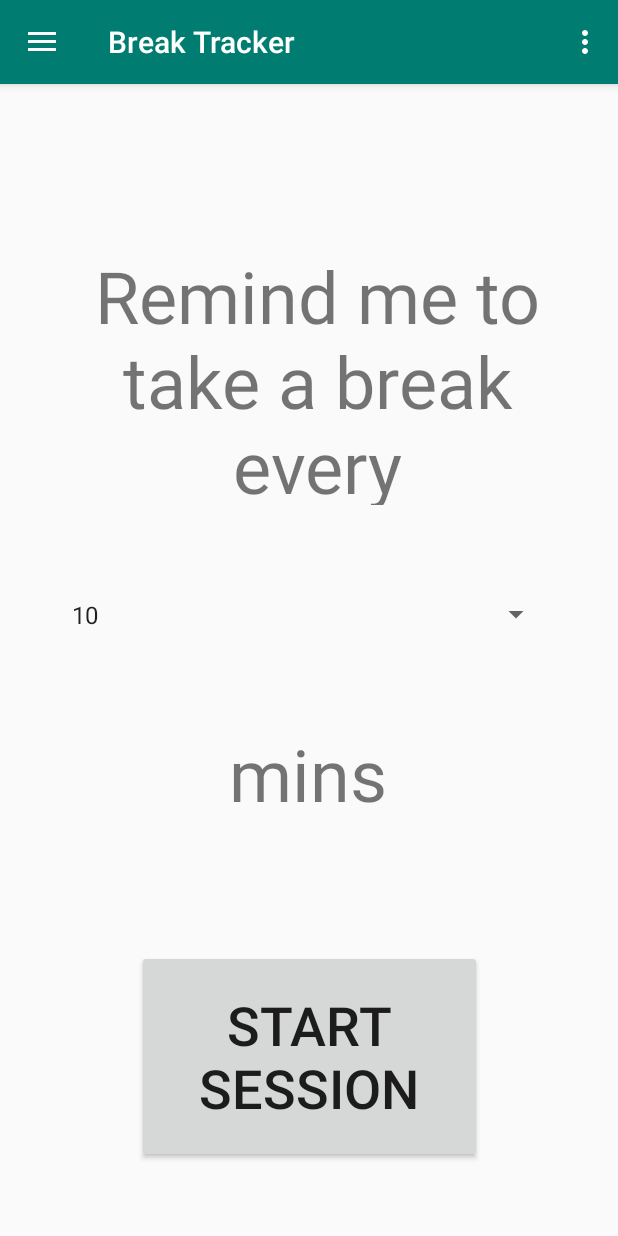
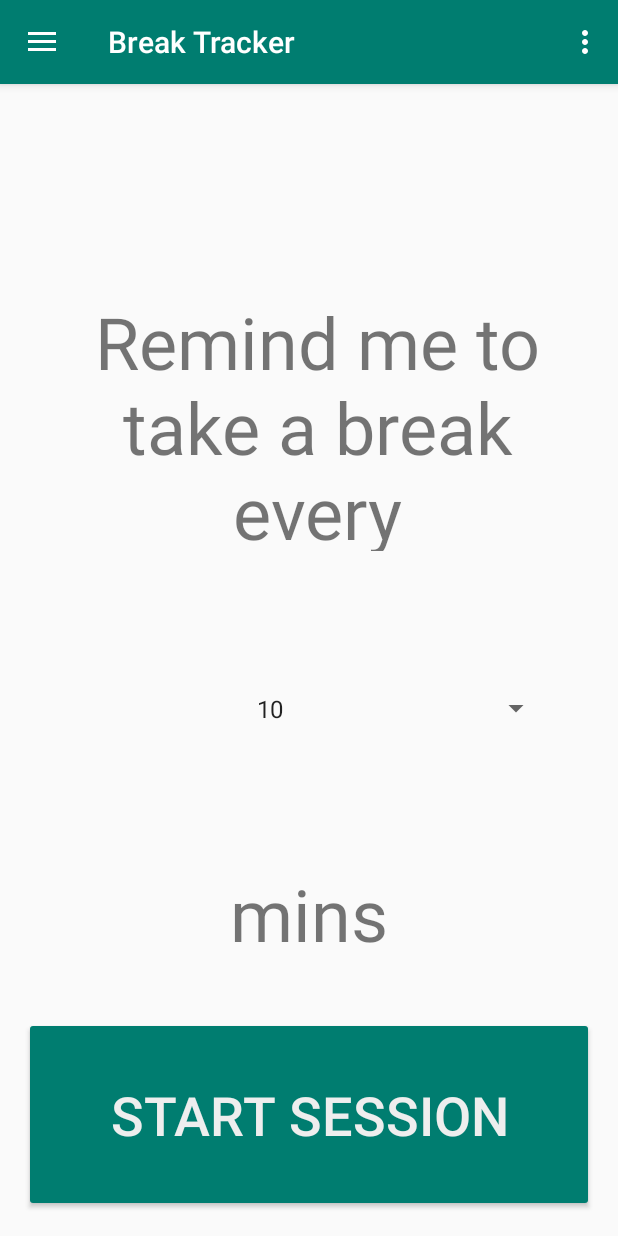
Before and after one commit to Mr-ttaM/CareCompanion, an Android app: the screen it shows after launch (MainActivity), in the side drawer, after a tap on "Break Tracker", on a phone screen of 412 x 824 dp. Run offline under Robolectric (Android 15) with nearby library versions, the phone set to English and light mode, and no system bars; our stand-ins replace navigation-ui.

Commit message:
Fixed up style of button

```diff
--- a/app/src/main/res/layout/fragment_work_tracker.xml
+++ b/app/src/main/res/layout/fragment_work_tracker.xml
@@ -6,23 +6,40 @@
     android:layout_height="match_parent"
     tools:context=".ui.workTracker.WorkTrackerFragment">
 
-    <Button
-        android:id="@+id/break_button"
-        android:layout_width="230dp"
-        android:layout_height="142dp"
-        android:layout_marginStart="80dp"
-        android:layout_marginTop="40dp"
-        android:layout_marginEnd="80dp"
-        android:layout_marginBottom="40dp"
-        android:text="@string/break_reminder_button_text_start"
-        android:textSize="36sp"
-        android:visibility="visible"
-        app:layout_constraintBottom_toBottomOf="parent"
+    <TextView
+        android:id="@+id/break_time_going"
+        android:layout_width="300dp"
+        android:layout_height="wrap_content"
+        android:layout_marginBottom="30dp"
+        android:text="@string/break_reminder_going_text"
+        android:textAlignment="center"
+        android:textSize="28sp"
+        android:visibility="invisible"
+        app:layout_constraintBottom_toTopOf="@+id/break_time_spinner"
         app:layout_constraintEnd_toEndOf="parent"
         app:layout_constraintStart_toStartOf="parent"
-        app:layout_constraintTop_toBottomOf="@+id/break_textview_2"
-        tools:text="@string/break_reminder_button_text_start"
-        tools:visibility="visible" />
+        app:layout_constraintTop_toTopOf="parent"
+        tools:text="@string/break_reminder_going_text"
+        tools:visibility="invisible" />
+
+    <TextView
+        android:id="@+id/break_time_until_next"
+        android:layout_width="300dp"
+        android:layout_height="wrap_content"
+        android:layout_marginStart="10dp"
+        android:layout_marginTop="10dp"
+        android:layout_marginEnd="10dp"
+        android:layout_marginBottom="20dp"
+        android:text="@string/break_reminder_until_next_text"
+        android:textAlignment="center"
+        android:textSize="48sp"
+        android:visibility="invisible"
+        app:layout_constraintBottom_toTopOf="@+id/break_button"
+        app:layout_constraintEnd_toEndOf="parent"
+        app:layout_constraintStart_toStartOf="parent"
+        app:layout_constraintTop_toBottomOf="@+id/break_time_going"
+        tools:text="@string/break_reminder_until_next_text"
+        tools:visibility="invisible" />
 
     <TextView
         android:id="@+id/break_textview_1"
@@ -49,6 +66,7 @@
         android:layout_marginTop="20dp"
         android:layout_marginEnd="40dp"
         android:layout_marginBottom="20dp"
+        android:textAlignment="center"
         app:layout_constraintBottom_toTopOf="@+id/break_textview_2"
         app:layout_constraintEnd_toEndOf="parent"
         app:layout_constraintHorizontal_bias="0.0"
@@ -62,49 +80,31 @@
         android:layout_marginStart="80dp"
         android:layout_marginTop="20dp"
         android:layout_marginEnd="80dp"
-        android:layout_marginBottom="40dp"
         android:text="@string/break_reminder_text_start_2"
         android:textAlignment="center"
         android:textSize="48sp"
         app:layout_constraintBottom_toTopOf="@+id/break_button"
         app:layout_constraintEnd_toEndOf="parent"
-        app:layout_constraintHorizontal_bias="0.444"
         app:layout_constraintStart_toStartOf="parent"
         app:layout_constraintTop_toBottomOf="@+id/break_time_spinner"
         app:layout_constraintVertical_bias="0.146" />
 
-    <TextView
-        android:id="@+id/break_time_until_next"
-        android:layout_width="300dp"
-        android:layout_height="wrap_content"
-        android:layout_marginStart="10dp"
-        android:layout_marginTop="10dp"
-        android:layout_marginEnd="10dp"
-        android:layout_marginBottom="20dp"
-        android:text="@string/break_reminder_until_next_text"
-        android:textAlignment="center"
-        android:textSize="48sp"
-        android:visibility="invisible"
-        app:layout_constraintBottom_toTopOf="@+id/break_button"
+    <Button
+        android:id="@+id/break_button"
+        android:layout_width="0dp"
+        android:layout_height="130dp"
+        android:layout_marginStart="@dimen/activity_horizontal_margin"
+        android:layout_marginEnd="@dimen/activity_horizontal_margin"
+        android:layout_marginBottom="@dimen/activity_vertical_margin"
+        android:backgroundTint="@color/colorPrimary"
+        android:text="@string/break_reminder_button_text_start"
+        android:textColor="@color/light"
+        android:textSize="36sp"
+        android:visibility="visible"
+        app:layout_constraintBottom_toBottomOf="parent"
         app:layout_constraintEnd_toEndOf="parent"
+        app:layout_constraintHorizontal_bias="1.0"
         app:layout_constraintStart_toStartOf="parent"
-        app:layout_constraintTop_toBottomOf="@+id/break_time_going"
-        tools:text="@string/break_reminder_until_next_text"
-        tools:visibility="invisible" />
-
-    <TextView
-        android:id="@+id/break_time_going"
-        android:layout_width="300dp"
-        android:layout_height="wrap_content"
-        android:layout_marginBottom="30dp"
-        android:text="@string/break_reminder_going_text"
-        android:textAlignment="center"
-        android:textSize="28sp"
-        android:visibility="invisible"
-        app:layout_constraintBottom_toTopOf="@+id/break_time_spinner"
-        app:layout_constraintEnd_toEndOf="parent"
-        app:layout_constraintStart_toStartOf="parent"
-        app:layout_constraintTop_toTopOf="parent"
-        tools:text="@string/break_reminder_going_text"
-        tools:visibility="invisible" />
+        tools:text="@string/break_reminder_button_text_start"
+        tools:visibility="visible" />
 </androidx.constraintlayout.widget.ConstraintLayout>
```
